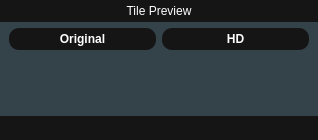
Old version of the form TilesetEditor/fragmenttilepreview.ui in the repository diegofps/tileset_editor.
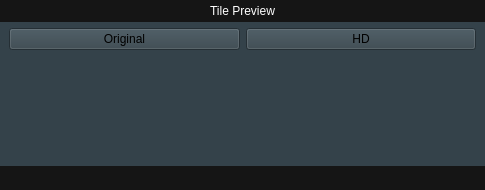
New version of the form.

Commit message: Giving life to some buttons

```diff
--- a/TilesetEditor/fragmenttilepreview.ui
+++ b/TilesetEditor/fragmenttilepreview.ui
@@ -6,8 +6,8 @@
    <rect>
     <x>0</x>
     <y>0</y>
-    <width>318</width>
-    <height>140</height>
+    <width>485</width>
+    <height>190</height>
    </rect>
   </property>
   <property name="sizePolicy">
@@ -119,32 +119,14 @@
          <layout class="QHBoxLayout" name="horizontalLayout_2">
           <item>
            <widget class="QPushButton" name="btOriginal">
-            <property name="styleSheet">
-             <string notr="true">QPushButton {
-    background-color: rgb(21, 21, 21);
-    color: white;
-    border-width: 0px;
-    border-radius: 10px;
-    font: bold 12px;
-    padding: 4px;
-}
-
-QPushButton#evilButton:pressed {
-    background-color: rgb(9, 36, 78);
-}
-
-QPushButton#evilButton:checked {
-    background-color: rgb(86, 145, 236);
-}</string>
-            </property>
             <property name="text">
              <string>Original</string>
             </property>
             <property name="checkable">
-             <bool>true</bool>
+             <bool>false</bool>
             </property>
             <property name="checked">
-             <bool>true</bool>
+             <bool>false</bool>
             </property>
             <property name="autoDefault">
              <bool>true</bool>
@@ -159,29 +141,11 @@
           </item>
           <item>
            <widget class="QPushButton" name="btHD">
-            <property name="styleSheet">
-             <string notr="true">QPushButton {
-    background-color: rgb(21, 21, 21);
-    color: white;
-    border-width: 0px;
-    border-radius: 10px;
-    font: bold 12px;
-    padding: 4px;
-}
-
-QPushButton#evilButton:pressed {
-    background-color: rgb(9, 36, 78);
-}
-
-QPushButton#evilButton:checked {
-    background-color: rgb(86, 145, 236);
-}</string>
-            </property>
             <property name="text">
              <string>HD</string>
             </property>
             <property name="checkable">
-             <bool>true</bool>
+             <bool>false</bool>
             </property>
             <property name="default">
              <bool>false</bool>
```
The commit also changes 29 other files.
